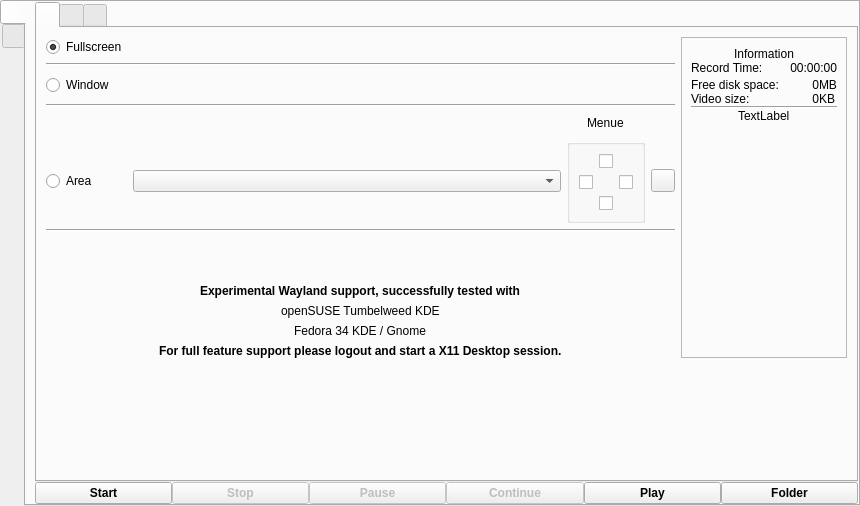
Qt form src/wayland/formMainWindow_wl.ui (vkohaupt/vokoscreenNG) before a commit.
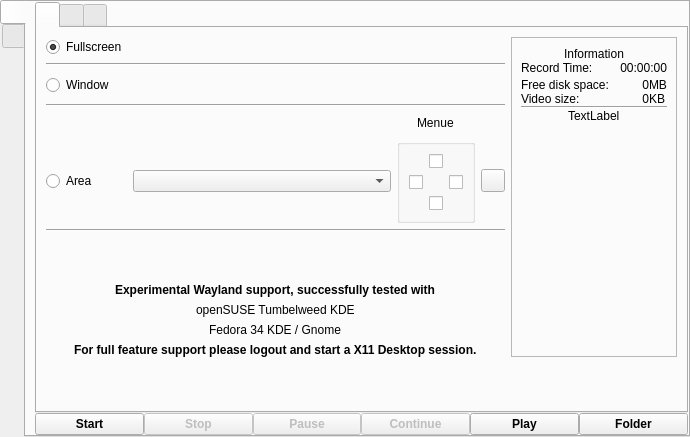
The same form after that commit. Icons and pictures are not drawn.

What changed in the file:
```diff
--- a/src/wayland/formMainWindow_wl.ui
+++ b/src/wayland/formMainWindow_wl.ui
@@ -6,8 +6,8 @@
    <rect>
     <x>0</x>
     <y>0</y>
-    <width>860</width>
-    <height>506</height>
+    <width>690</width>
+    <height>437</height>
    </rect>
   </property>
   <property name="windowTitle">
```
Left out of the diff: 8 changed lines with no effect on the pictures.
